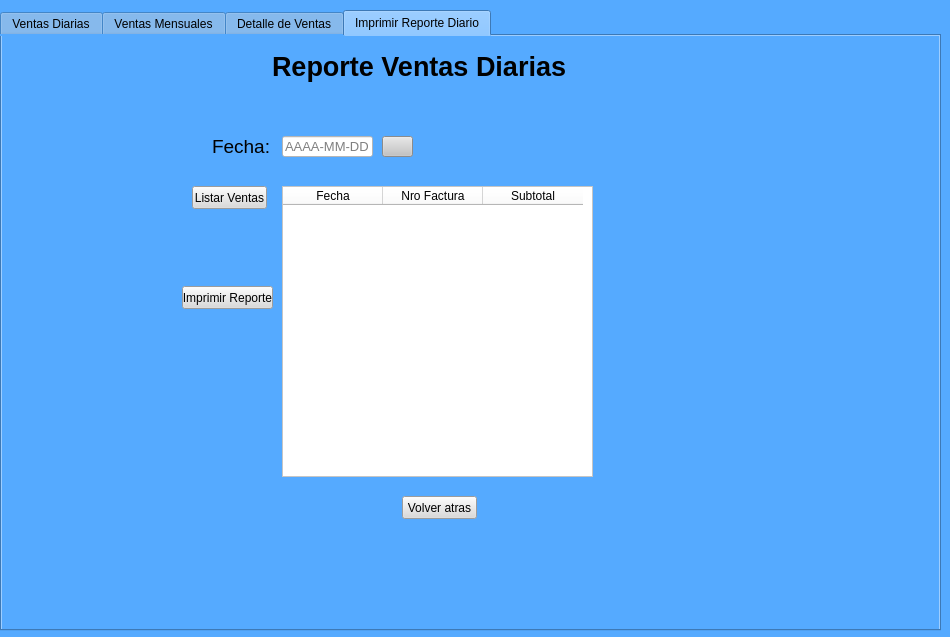
First picture: the form in Views/informeDeVentas.ui, repository Miguel8819/Sistema_TweetyTesis, before the edit.
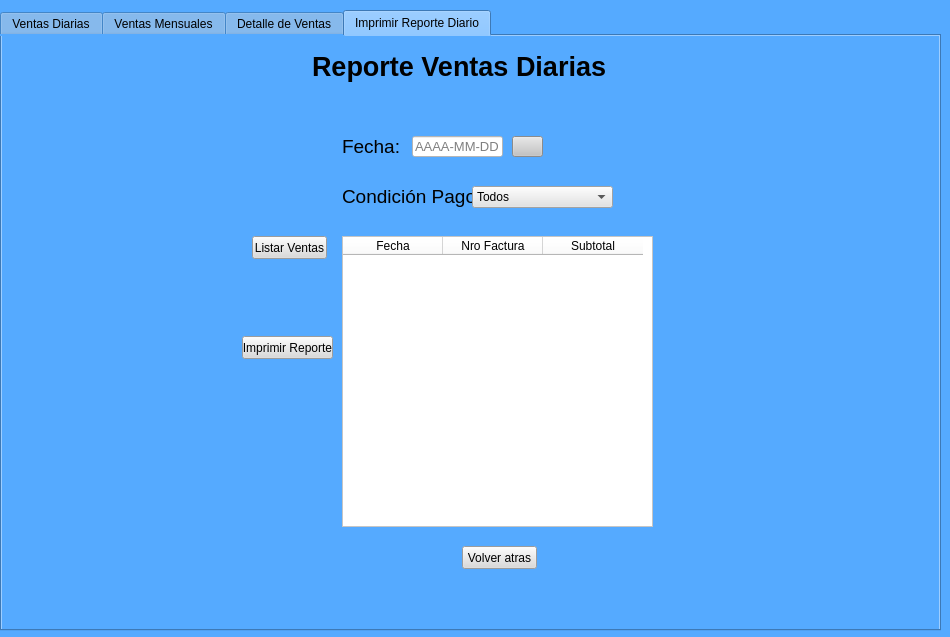
Second picture: the form after the edit. The open tabs and pages were chosen to show the change. Icons and pictures are not drawn.

Commit message: Filtro por condicion de pago

The edit to the form file:
```diff
--- a/Views/informeDeVentas.ui
+++ b/Views/informeDeVentas.ui
@@ -509,7 +509,7 @@
     <widget class="QLabel" name="label_7">
      <property name="geometry">
       <rect>
-       <x>270</x>
+       <x>310</x>
        <y>10</y>
        <width>321</width>
        <height>41</height>
@@ -532,8 +532,8 @@
      </property>
      <property name="geometry">
       <rect>
-       <x>280</x>
-       <y>150</y>
+       <x>340</x>
+       <y>200</y>
        <width>311</width>
        <height>291</height>
       </rect>
@@ -563,8 +563,8 @@
     <widget class="QPushButton" name="Btn_listar_2">
      <property name="geometry">
       <rect>
-       <x>190</x>
-       <y>150</y>
+       <x>250</x>
+       <y>200</y>
        <width>75</width>
        <height>23</height>
       </rect>
@@ -579,8 +579,8 @@
     <widget class="QPushButton" name="Btn_volver_4">
      <property name="geometry">
       <rect>
-       <x>400</x>
-       <y>460</y>
+       <x>460</x>
+       <y>510</y>
        <width>75</width>
        <height>23</height>
       </rect>
@@ -595,8 +595,8 @@
     <widget class="QPushButton" name="btn_imprimir">
      <property name="geometry">
       <rect>
-       <x>180</x>
-       <y>250</y>
+       <x>240</x>
+       <y>300</y>
        <width>91</width>
        <height>23</height>
       </rect>
@@ -611,7 +611,7 @@
     <widget class="QLineEdit" name="search_fecha">
      <property name="geometry">
       <rect>
-       <x>280</x>
+       <x>410</x>
        <y>100</y>
        <width>91</width>
        <height>21</height>
@@ -635,7 +635,7 @@
     <widget class="QLabel" name="label_8">
      <property name="geometry">
       <rect>
-       <x>210</x>
+       <x>340</x>
        <y>100</y>
        <width>61</width>
        <height>21</height>
@@ -653,7 +653,7 @@
     <widget class="QPushButton" name="btn_buscarFecha">
      <property name="geometry">
       <rect>
-       <x>380</x>
+       <x>510</x>
        <y>100</y>
        <width>31</width>
        <height>21</height>
@@ -671,6 +671,72 @@
        <normaloff>../Imagenes/vector-find-icon.jpg</normaloff>../Imagenes/vector-find-icon.jpg</iconset>
      </property>
     </widget>
+    <widget class="QLabel" name="label_12">
+     <property name="geometry">
+      <rect>
+       <x>340</x>
+       <y>150</y>
+       <width>131</width>
+       <height>21</height>
+      </rect>
+     </property>
+     <property name="font">
+      <font>
+       <pointsize>14</pointsize>
+      </font>
+     </property>
+     <property name="text">
+      <string>Condición Pago</string>
+     </property>
+    </widget>
+    <widget class="QComboBox" name="comboBox_pago_2">
+     <property name="geometry">
+      <rect>
+       <x>470</x>
+       <y>150</y>
+       <width>141</width>
+       <height>22</height>
+      </rect>
+     </property>
+     <property name="styleSheet">
+      <string notr="true">background-color: rgb(227, 227, 227);</string>
+     </property>
+     <item>
+      <property name="text">
+       <string>Todos</string>
+      </property>
+     </item>
+     <item>
+      <property name="text">
+       <string>Efectivo</string>
+      </property>
+     </item>
+     <item>
+      <property name="text">
+       <string>Tarjeta de Débito</string>
+      </property>
+     </item>
+     <item>
+      <property name="text">
+       <string>Tarjeta de Credito</string>
+      </property>
+     </item>
+     <item>
+      <property name="text">
+       <string>Transferencia Bancaria</string>
+      </property>
+     </item>
+     <item>
+      <property name="text">
+       <string>Pago QR</string>
+      </property>
+     </item>
+     <item>
+      <property name="text">
+       <string>Cheque</string>
+      </property>
+     </item>
+    </widget>
    </widget>
   </widget>
  </widget>
```
Left out of the diff: 78 changed lines with no effect on the pictures. The commit also changes 9 other files.
